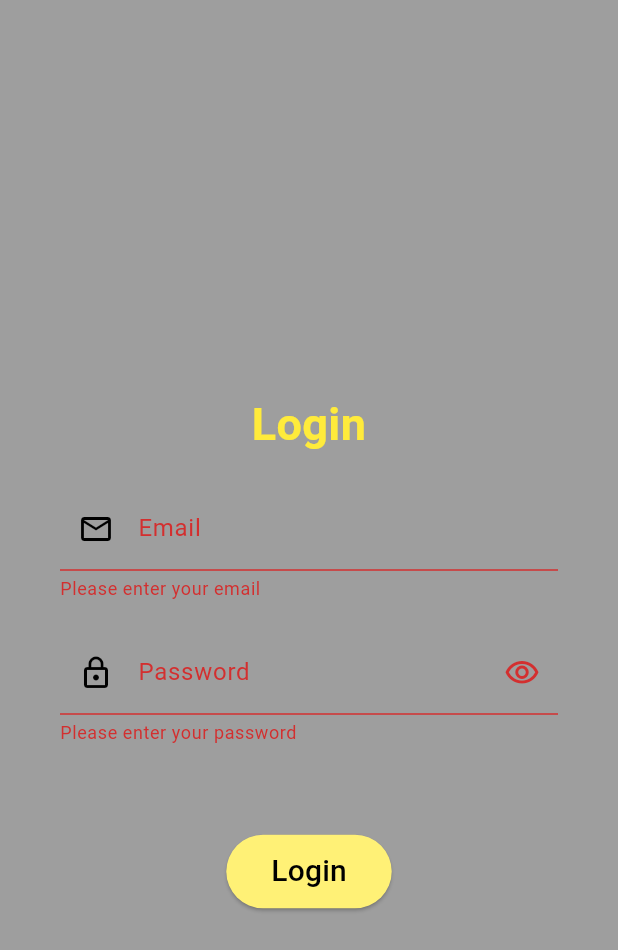
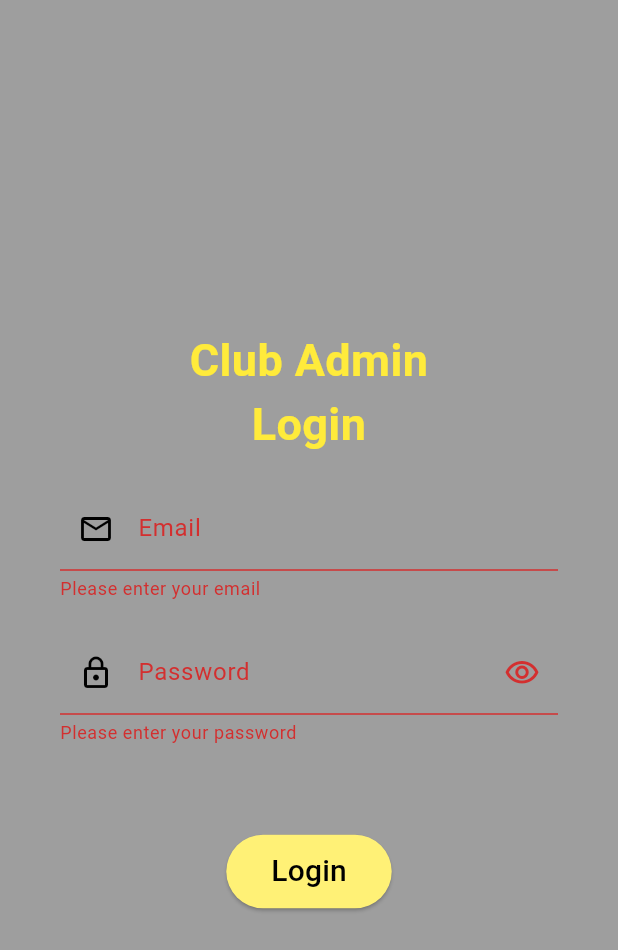
Before and after one commit to Adi1912-pro/Permission-Systems, a Flutter app: the LoginScreen screen opened directly with empty values, after a tap on "Login", on a phone screen of 412 x 824 dp. Shown: the top 950 px of the screen. Run offline on Flutter 3.47's test engine with Material 3 defaults, Android fonts, the phone set to English and light mode, and no system bars.

Commit message:
Base User + enum done

```diff
--- a/lib/auth/login_screen.dart
+++ b/lib/auth/login_screen.dart
@@ -1,8 +1,9 @@
 import 'package:flutter/material.dart';
+import 'package:nitc_venue_permission_app/models/base_user.dart';
 
 class LoginScreen extends StatefulWidget {
-  final String title;
-  const LoginScreen({super.key, required this.title});
+  final UserType userType;
+  const LoginScreen({super.key, required this.userType});
 
   @override
   State<LoginScreen> createState() => _LoginScreenState();
@@ -16,6 +17,13 @@ class _LoginScreenState extends State<LoginScreen> {
     if (_loginFormKey.currentState!.validate()) {
       print(_emailController.text);
       print(_passwordController.text);
+    }
+    if (widget.userType == UserType.clubAdmin) {
+      print("Club Admin");
+    } else if (widget.userType == UserType.venueAdmin) {
+      print("Venue Admin");
+    } else if (widget.userType == UserType.facultyIncharge) {
+      print("Faculty Incharge");
     }
   }
 
@@ -33,7 +41,7 @@ class _LoginScreenState extends State<LoginScreen> {
             mainAxisAlignment: MainAxisAlignment.center,
             children: [
               Text(
-                '${widget.title}\nLogin',
+                '${getUserTypeFromString(widget.userType)}\nLogin',
                 textAlign: TextAlign.center,
                 style: TextStyle(
                     fontSize: 30,
--- /dev/null
+++ b/lib/models/base_user.dart
@@ -0,0 +1,27 @@
+// can I associate a string with an enum value
+enum UserType {
+  clubAdmin,
+  venueAdmin,
+  facultyIncharge,
+}
+
+String getUserTypeFromString(UserType userType) {
+  switch (userType) {
+    case UserType.clubAdmin:
+      return "Club Admin";
+    case UserType.venueAdmin:
+      return "Venue Admin";
+    case UserType.facultyIncharge:
+      return "Faculty Incharge";
+  }
+}
+
+class BaseUser {
+  String id = '';
+  String name = '';
+  String email = '';
+  String password = '';
+  UserType userType = UserType.clubAdmin;
+
+  BaseUser();
+}
```
Also changed, not shown: lib/splash/selection_screen.dart (+11 -6 lines).
